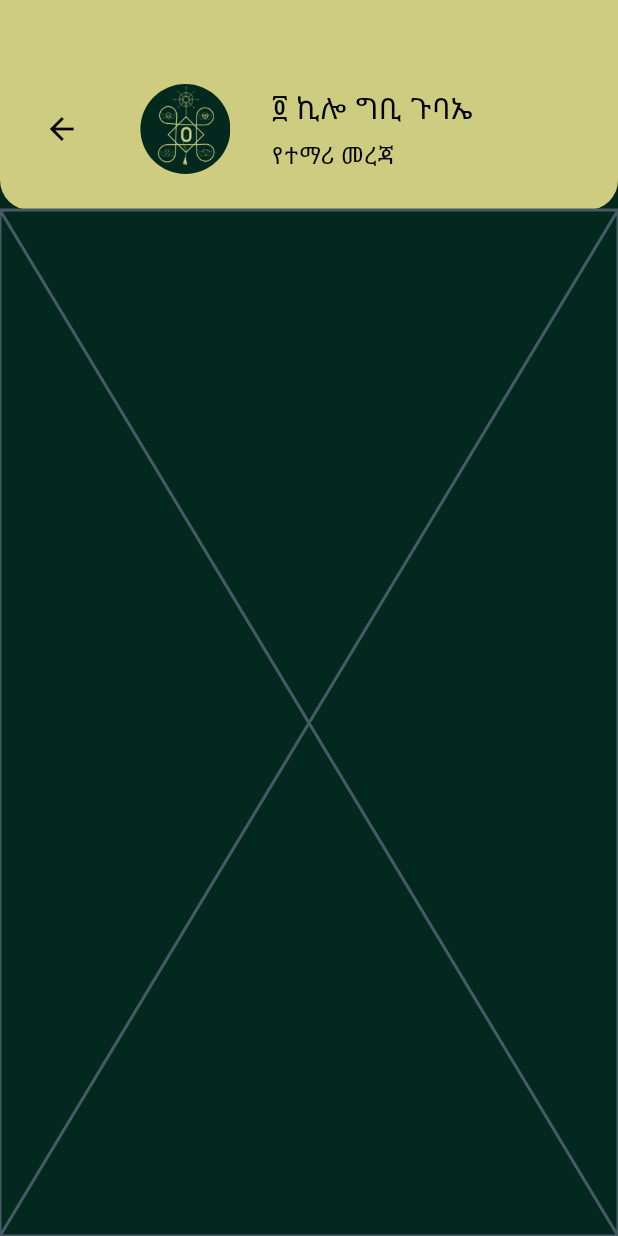
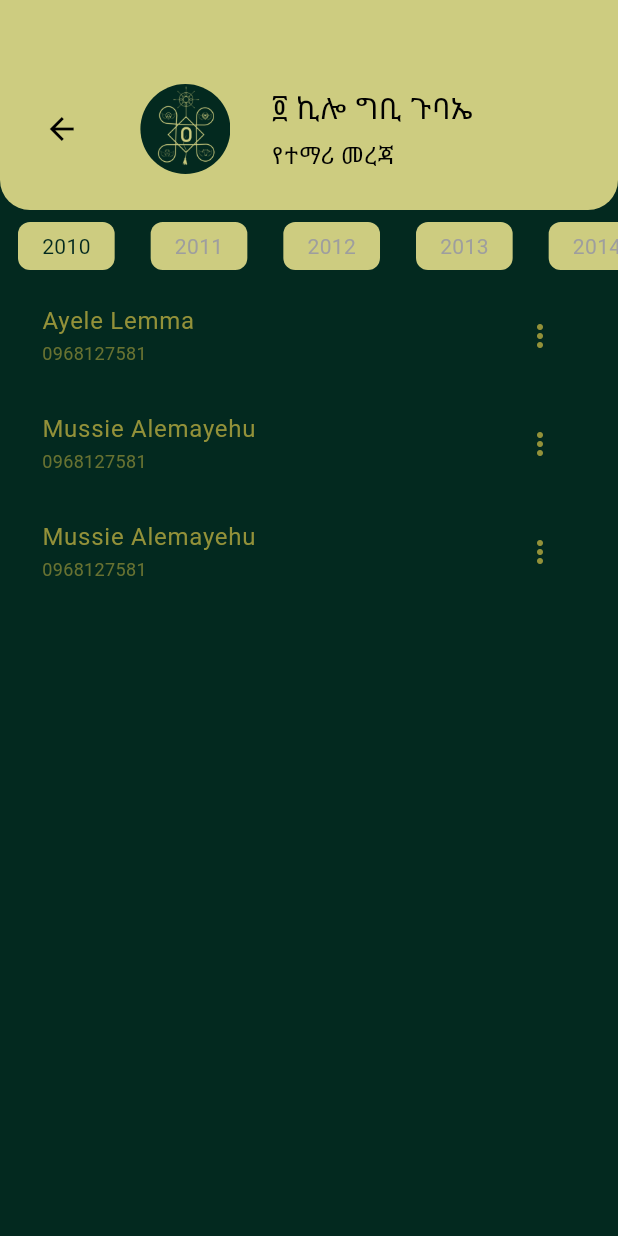
Before and after one commit to mussie-alemayehu/4k_gbi_gubae, a Flutter app: the RoleChoiceScreen screen opened by its route, after a tap on "የተማሪ መረጃ", on a phone screen of 412 x 824 dp. Run offline on Flutter 3.47's test engine with Material 3 defaults, Android fonts, the phone set to English and light mode, and no system bars.

Commit message:
add dummy students and enable viewing students list

```diff
--- a/lib/main.dart
+++ b/lib/main.dart
@@ -1,11 +1,11 @@
 import 'package:flutter/material.dart';
-import 'package:gubae_ze4k/providers/student_provider.dart';
 import 'package:provider/provider.dart';
 
 import './screens/role_choice_screen.dart';
 import './screens/attendance_recording_screen.dart';
 import './screens/new_student_screen.dart';
 import './screens/students_list_screen.dart';
+import './providers/student_provider.dart';
 
 import './screens/auth_screen.dart';
 
--- a/lib/providers/student_provider.dart
+++ b/lib/providers/student_provider.dart
@@ -3,7 +3,36 @@ import 'package:flutter/material.dart';
 import '../models/student.dart';
 
 class StudentProvider with ChangeNotifier {
-  final _students = <Student>[];
+  // TODO: initialize students from storage
+  final _students = const <Student>[
+    Student(
+      id: '0',
+      fullName: 'Ayele Lemma',
+      christianName: 'Kidane Mariam',
+      department: 'Computer Science',
+      sex: 'Male',
+      batch: 2014,
+      phone: '0968127581',
+    ),
+    Student(
+      id: '1',
+      fullName: 'Mussie Alemayehu',
+      christianName: 'Kidane Mariam',
+      department: 'Computer Science',
+      sex: 'Male',
+      batch: 2014,
+      phone: '0968127581',
+    ),
+    Student(
+      id: '2',
+      fullName: 'Mussie Alemayehu',
+      christianName: 'Kidane Mariam',
+      department: 'Computer Science',
+      sex: 'Male',
+      batch: 2014,
+      phone: '0968127581',
+    ),
+  ];
 
   // get all the students that are in the system
   List<Student> get students => [..._students];
--- a/lib/screens/students_list_screen.dart
+++ b/lib/screens/students_list_screen.dart
@@ -1,17 +1,57 @@
 import 'package:flutter/material.dart';
 
 import './template_screen.dart';
+import '../widgets/batch_selector.dart';
+import '../widgets/student_list_screen_widgets/student_list_item.dart';
+import '../providers/student_provider.dart';
 
-class StudentsListScreen extends StatelessWidget {
+class StudentsListScreen extends StatefulWidget {
   static const routeName = '/students_list';
 
   const StudentsListScreen({super.key});
 
   @override
+  State<StudentsListScreen> createState() => _StudentsListScreenState();
+}
+
+class _StudentsListScreenState extends State<StudentsListScreen> {
+  // TODO: initialize the batches dynamically
+  final batches = [2010, 2011, 2012, 2013, 2014, 2015, 2016];
+
+  late int selectedYear;
+
+  @override
+  void initState() {
+    super.initState();
+    selectedYear = batches[0];
+  }
+
+  // to update the currently selected batch
+  void _updateBatch(int batch) {
+    setState(() => selectedYear = batch);
+  }
+
+  @override
   Widget build(BuildContext context) {
-    return const TemplateScreen(
+    final students = StudentProvider().students;
+
+    return TemplateScreen(
       title: 'የተማሪ መረጃ',
-      body: Placeholder(),
+      body: Column(
+        children: [
+          BatchSelector(
+            batches: batches,
+            selectedBatch: selectedYear,
+            onTap: _updateBatch,
+          ),
+          Expanded(
+            child: ListView.builder(
+              itemCount: students.length,
+              itemBuilder: (ctx, index) => StudentListItem(students[index]),
+            ),
+          ),
+        ],
+      ),
     );
   }
 }
--- /dev/null
+++ b/lib/widgets/student_list_screen_widgets/student_list_item.dart
@@ -0,0 +1,40 @@
+import 'package:flutter/material.dart';
+
+import '../../models/student.dart';
+
+class StudentListItem extends StatelessWidget {
+  final Student student;
+
+  const StudentListItem(this.student, {super.key});
+
+  @override
+  Widget build(BuildContext context) {
+    return ListTile(
+      contentPadding: const EdgeInsets.symmetric(horizontal: 28),
+      splashColor: Theme.of(context).colorScheme.tertiary.withOpacity(0.1),
+      onTap: () {},
+      shape: RoundedRectangleBorder(borderRadius: BorderRadius.circular(16)),
+      title: Text(
+        student.fullName,
+        style: TextStyle(
+          color: Theme.of(context).colorScheme.tertiary,
+          fontSize: 16,
+        ),
+      ),
+      subtitle: Text(
+        student.phone,
+        style: TextStyle(
+          color: Theme.of(context).colorScheme.tertiary.withOpacity(0.7),
+          fontSize: 12,
+        ),
+      ),
+      trailing: IconButton(
+        onPressed: () {},
+        icon: const Icon(Icons.more_vert),
+        style: IconButton.styleFrom(
+          foregroundColor: Theme.of(context).colorScheme.tertiary,
+        ),
+      ),
+    );
+  }
+}
```
